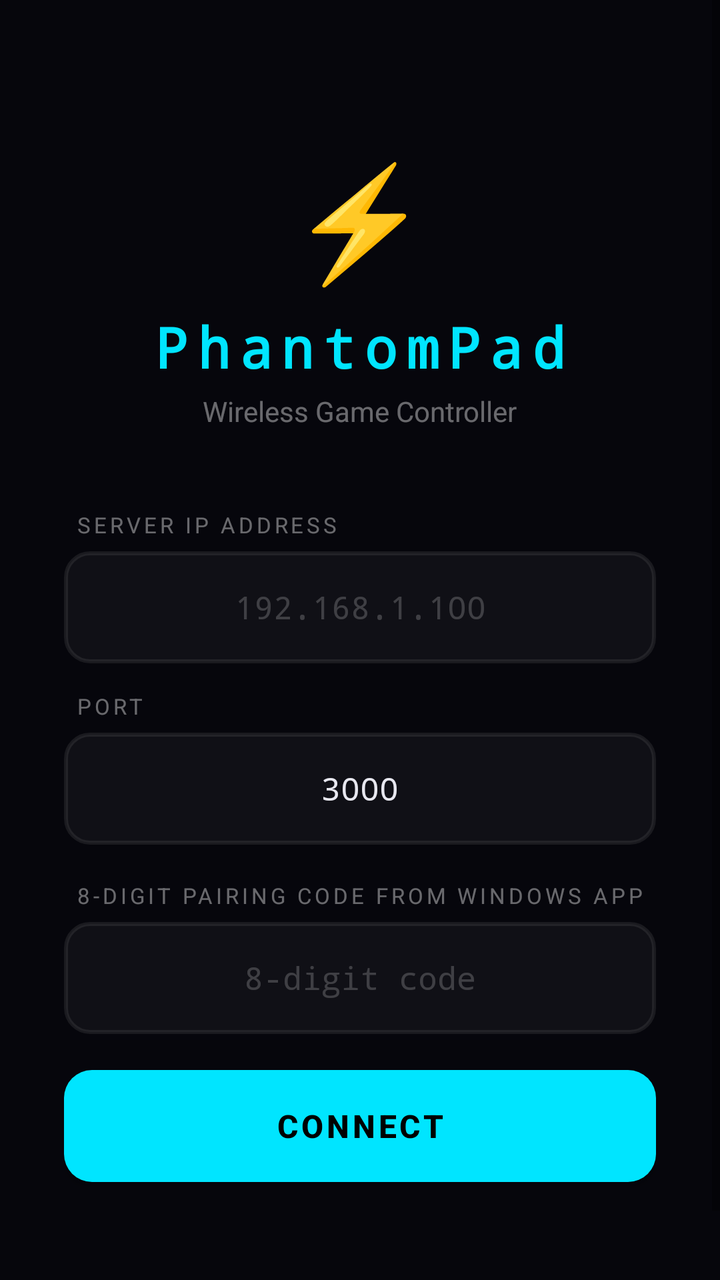
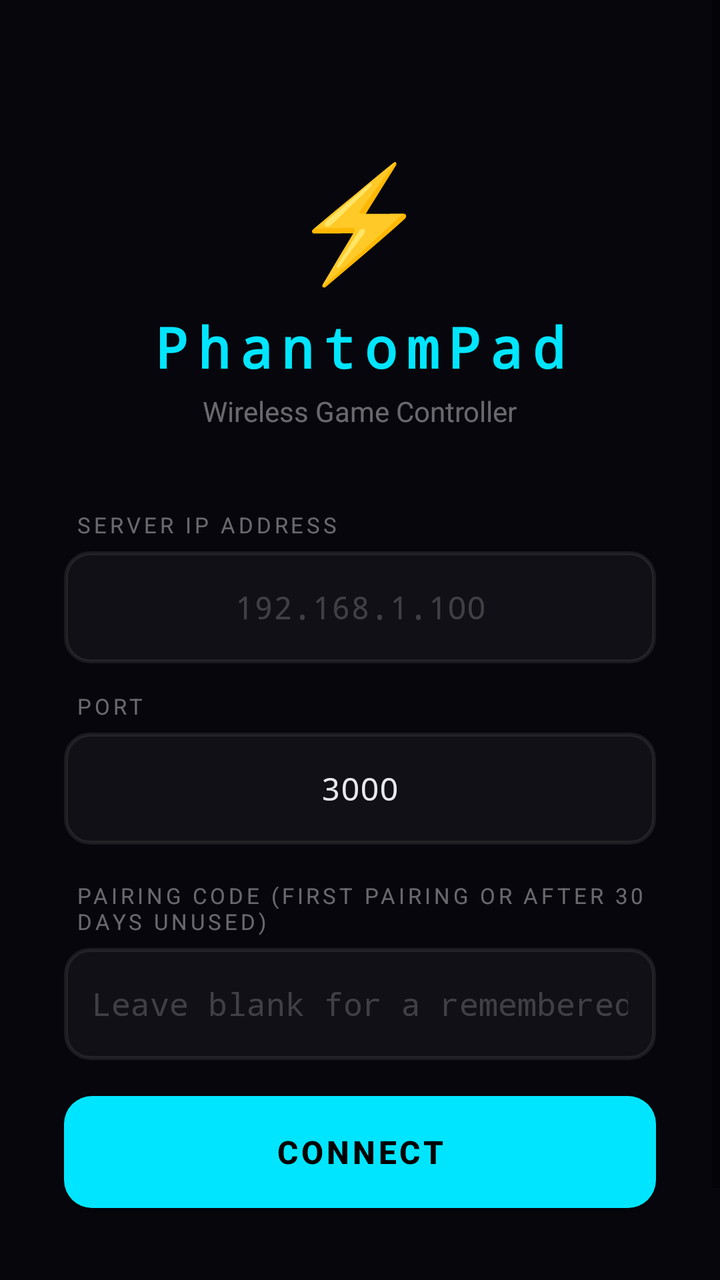

Compare the two renders of this Android layout. The source of the first and the diff that turns it into the second are given below.
<!-- AndroidManifest.xml: activity theme Theme.PhantomPad -->
<!-- res/layout/activity_connect.xml -->
<?xml version="1.0" encoding="utf-8"?>
<ScrollView xmlns:android="http://schemas.android.com/apk/res/android"
    android:layout_width="match_parent"
    android:layout_height="match_parent"
    android:background="#FF06060C"
    android:fillViewport="true">

    <LinearLayout
        android:layout_width="match_parent"
        android:layout_height="wrap_content"
        android:orientation="vertical"
        android:gravity="center_horizontal"
        android:padding="32dp">

        
        <TextView
            android:layout_width="wrap_content"
            android:layout_height="wrap_content"
            android:text="⚡"
            android:textSize="56sp"
            android:layout_marginTop="40dp" />

        <TextView
            android:layout_width="wrap_content"
            android:layout_height="wrap_content"
            android:text="PhantomPad"
            android:textSize="28sp"
            android:textColor="@color/primary"
            android:textStyle="bold"
            android:fontFamily="monospace"
            android:letterSpacing="0.15"
            android:layout_marginTop="8dp" />

        <TextView
            android:layout_width="wrap_content"
            android:layout_height="wrap_content"
            android:text="Wireless Game Controller"
            android:textSize="14sp"
            android:textColor="#66FFFFFF"
            android:layout_marginTop="4dp"
            android:layout_marginBottom="40dp" />

        
        <TextView
            android:layout_width="match_parent"
            android:layout_height="wrap_content"
            android:text="SERVER IP ADDRESS"
            android:textSize="11sp"
            android:textColor="#66FFFFFF"
            android:letterSpacing="0.15"
            android:layout_marginBottom="6dp"
            android:layout_marginStart="4dp"
            android:maxWidth="380dp" />

        <EditText
            android:id="@+id/ip_input"
            android:layout_width="match_parent"
            android:layout_height="56dp"
            android:maxWidth="380dp"
            android:background="@drawable/input_background"
            android:hint="192.168.1.100"
            android:textColorHint="#33FFFFFF"
            android:textColor="#FFE8E8F0"
            android:textSize="16sp"
            android:fontFamily="monospace"
            android:gravity="center"
            android:inputType="textUri"
            android:padding="14dp"
            android:singleLine="true"
            android:layout_marginBottom="14dp"
            android:importantForAutofill="no" />

        
        <TextView
            android:layout_width="match_parent"
            android:layout_height="wrap_content"
            android:text="PORT"
            android:textSize="11sp"
            android:textColor="#66FFFFFF"
            android:letterSpacing="0.15"
            android:layout_marginBottom="6dp"
            android:layout_marginStart="4dp"
            android:maxWidth="380dp" />

        <EditText
            android:id="@+id/port_input"
            android:layout_width="match_parent"
            android:layout_height="56dp"
            android:maxWidth="380dp"
            android:background="@drawable/input_background"
            android:hint="3000"
            android:text="3000"
            android:textColorHint="#33FFFFFF"
            android:textColor="#FFE8E8F0"
            android:textSize="16sp"
            android:fontFamily="monospace"
            android:gravity="center"
            android:inputType="number"
            android:padding="14dp"
            android:singleLine="true"
            android:layout_marginBottom="18dp"
            android:importantForAutofill="no" />

        <TextView
            android:layout_width="match_parent"
            android:layout_height="wrap_content"
            android:text="8-DIGIT PAIRING CODE FROM WINDOWS APP"
            android:textSize="11sp"
            android:textColor="#66FFFFFF"
            android:letterSpacing="0.15"
            android:layout_marginBottom="6dp"
            android:layout_marginStart="4dp"
            android:maxWidth="380dp" />

        <EditText
            android:id="@+id/pairing_code_input"
            android:layout_width="match_parent"
            android:layout_height="56dp"
            android:maxWidth="380dp"
            android:background="@drawable/input_background"
            android:hint="8-digit code"
            android:textColorHint="#33FFFFFF"
            android:textColor="#FFE8E8F0"
            android:textSize="16sp"
            android:fontFamily="monospace"
            android:gravity="center"
            android:inputType="number"
            android:maxLength="8"
            android:padding="14dp"
            android:singleLine="true"
            android:layout_marginBottom="18dp"
            android:importantForAutofill="no" />

        
        <Button
            android:id="@+id/connect_btn"
            android:layout_width="match_parent"
            android:layout_height="56dp"
            android:maxWidth="380dp"
            android:text="CONNECT"
            android:textSize="16sp"
            android:textStyle="bold"
            android:textColor="#FF000000"
            android:letterSpacing="0.1"
            android:background="@drawable/connect_button_background"
            android:layout_marginBottom="12dp" />

        
        <TextView
            android:id="@+id/status_text"
            android:layout_width="match_parent"
            android:layout_height="wrap_content"
            android:gravity="center"
            android:textSize="13sp"
            android:textColor="#66FFFFFF"
            android:layout_marginBottom="24dp"
            android:maxWidth="380dp" />

        
        <LinearLayout
            android:id="@+id/recent_section"
            android:layout_width="match_parent"
            android:layout_height="wrap_content"
            android:maxWidth="380dp"
            android:orientation="vertical"
            android:visibility="gone">

            <TextView
                android:layout_width="match_parent"
                android:layout_height="wrap_content"
                android:text="Recent Servers"
                android:textSize="12sp"
                android:textColor="#44FFFFFF"
                android:gravity="center"
                android:layout_marginBottom="12dp" />

            <LinearLayout
                android:id="@+id/recent_list"
                android:layout_width="match_parent"
                android:layout_height="wrap_content"
                android:orientation="vertical" />

        </LinearLayout>

    </LinearLayout>
</ScrollView>
<!-- resources referenced by this layout -->
<resources>
  <color name="primary">#FF00E5FF</color>
  <!-- drawable connect_button_background (drawable) -->
  <?xml version="1.0" encoding="utf-8"?>
  <shape xmlns:android="http://schemas.android.com/apk/res/android"
      android:shape="rectangle">
      <gradient
          android:startColor="#FF00E5FF"
          android:endColor="#FF00B8D4"
          android:angle="135" />
      <corners android:radius="14dp" />
  </shape>
  <!-- drawable input_background (drawable) -->
  <?xml version="1.0" encoding="utf-8"?>
  <shape xmlns:android="http://schemas.android.com/apk/res/android"
      android:shape="rectangle">
      <solid android:color="#0AFFFFFF" />
      <stroke android:width="2dp" android:color="#14FFFFFF" />
      <corners android:radius="12dp" />
  </shape>
  <style name="Theme.PhantomPad" parent="Theme.MaterialComponents.DayNight.NoActionBar">
          <item name="colorPrimary">@color/primary</item>
          <item name="colorPrimaryDark">@color/primary_dark</item>
          <item name="colorAccent">@color/primary</item>
          <item name="colorSecondary">@color/secondary</item>
          <item name="android:windowBackground">@color/background</item>
          <item name="android:statusBarColor">@color/background</item>
          <item name="android:navigationBarColor">@color/background</item>
          <item name="android:textColor">@color/text</item>
          <item name="android:windowNoTitle">true</item>
          <item name="android:windowActionBar">false</item>
      </style>
  <color name="primary_dark">#FF00B8D4</color>
  <color name="secondary">#FF7C4DFF</color>
  <color name="background">#FF06060C</color>
  <color name="text">#FFE8E8F0</color>
</resources>

<!-- the commit's change to res/layout/activity_connect.xml (unified diff, before → after) -->
@@ -104,7 +104,7 @@
         <TextView
             android:layout_width="match_parent"
             android:layout_height="wrap_content"
-            android:text="8-DIGIT PAIRING CODE FROM WINDOWS APP"
+            android:text="PAIRING CODE (FIRST PAIRING OR AFTER 30 DAYS UNUSED)"
             android:textSize="11sp"
             android:textColor="#66FFFFFF"
             android:letterSpacing="0.15"
@@ -118,7 +118,7 @@
             android:layout_height="56dp"
             android:maxWidth="380dp"
             android:background="@drawable/input_background"
-            android:hint="8-digit code"
+            android:hint="Leave blank for a remembered phone"
             android:textColorHint="#33FFFFFF"
             android:textColor="#FFE8E8F0"
             android:textSize="16sp"
